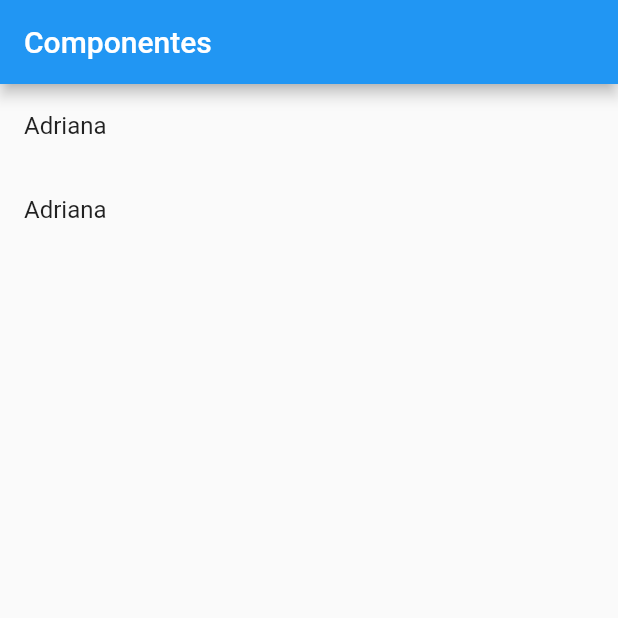
After one commit to adrivegas/Componentes-de-Flutter, a Flutter app: the screen it shows after launch, on a phone screen of 412 x 824 dp, the top half of it. The commit adds this screen. Run offline on Flutter 3.47's test engine with Material 2 defaults, Android fonts, the phone set to English and light mode, and no system bars.

Commit message:
Creación HomePage

```diff
--- a/lib/main.dart
+++ b/lib/main.dart
@@ -1,6 +1,7 @@
 import 'package:flutter/material.dart';
 
-import 'package:componentes/src/pages/home_temp.dart';
+import 'package:componentes/src/pages/home_page.dart';
+// import 'package:componentes/src/pages/home_temp.dart';
 
 void main() => runApp(MyApp());
 
@@ -10,6 +11,6 @@ class MyApp extends StatelessWidget {
     return MaterialApp(
         debugShowCheckedModeBanner: false,
         title: 'Componentes App',
-        home: HomePageTemp());
+        home: HomePage());
   }
 }
--- /dev/null
+++ b/lib/src/pages/home_page.dart
@@ -0,0 +1,30 @@
+import 'package:flutter/material.dart';
+
+class HomePage extends StatelessWidget {
+  @override
+  Widget build(BuildContext context) {
+    return Scaffold(
+      appBar: AppBar(
+        title: Text('Componentes'),
+      ),
+      body: _lista(),
+    );
+  }
+
+  Widget _lista() {
+    return ListView(
+      children: _listaItems(),
+    );
+  }
+
+  List<Widget> _listaItems() {
+    return [
+      ListTile(
+        title: Text('Adriana'),
+      ),
+      ListTile(
+        title: Text('Adriana'),
+      ),
+    ];
+  }
+}
```
